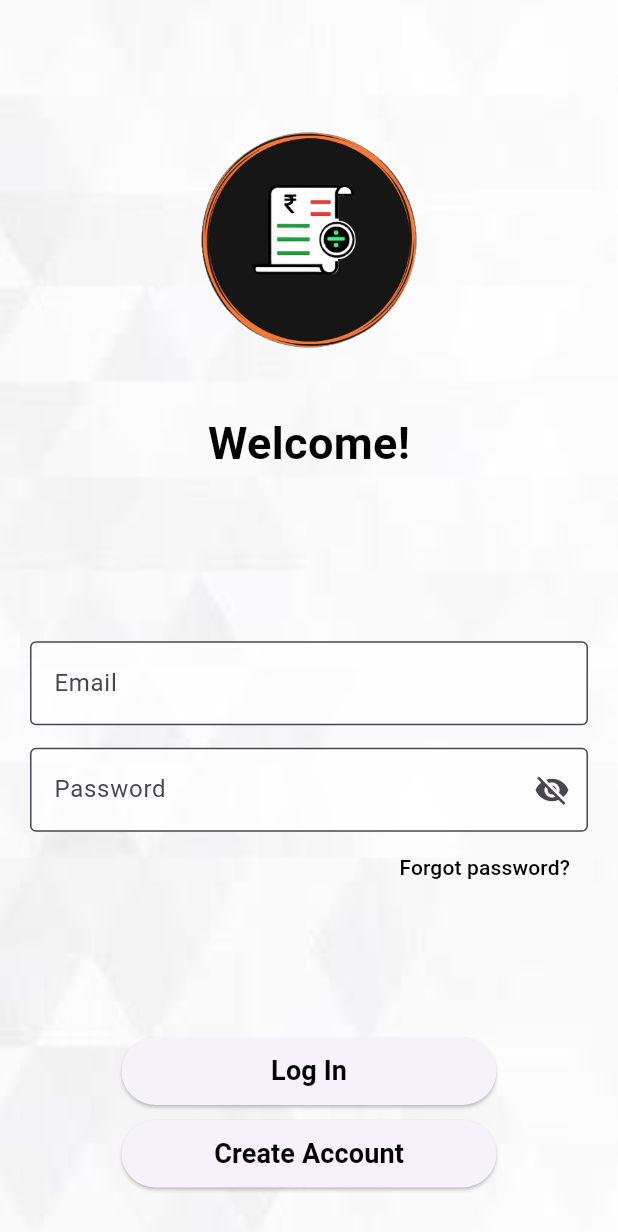
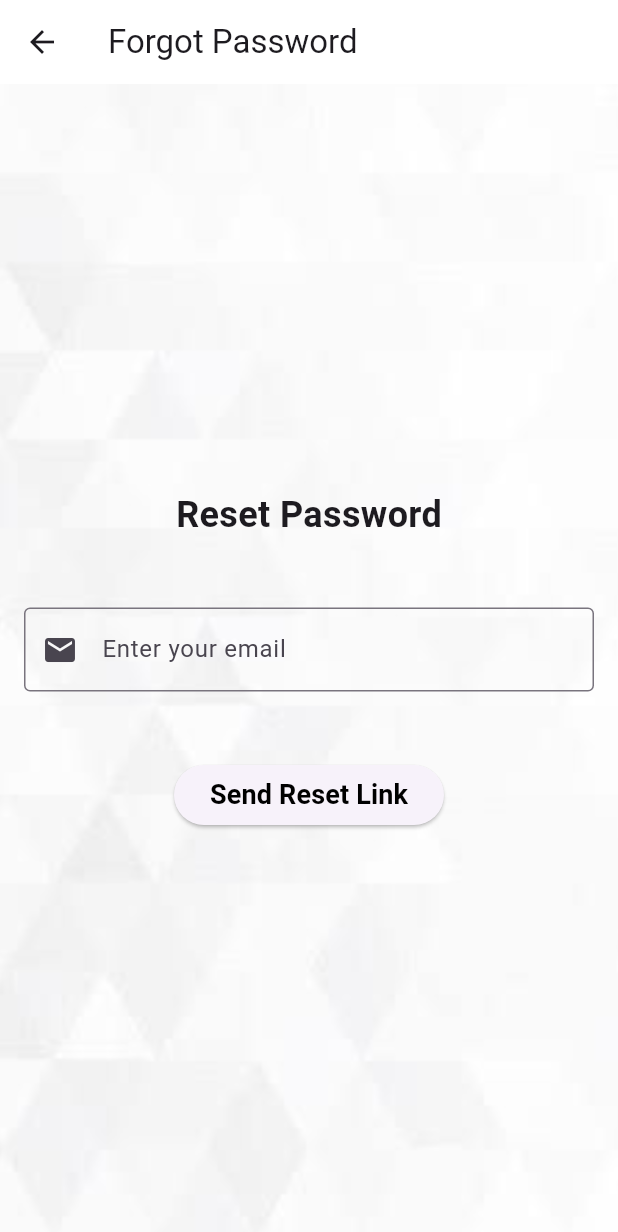
Before and after one commit to rutviknakum/we_spilit, a Flutter app: the screen it shows after launch, after a tap on "Forgot password?", on a phone screen of 412 x 824 dp. Shown: the top 1232 px of the screen. Run offline on Flutter 3.47's test engine with Material 3 defaults, Android fonts, the phone set to English and light mode, and no system bars; our stand-ins replace cloud_firestore, firebase_auth, firebase_core, google_sign_in; missing offline and left inert: fuzzy; accounts and stored records are empty.

Commit message:
add resetpassword page

```diff
--- /dev/null
+++ b/lib/Screen/ForgotPasswordScreen.dart
@@ -0,0 +1,118 @@
+import 'package:flutter/material.dart';
+import 'package:firebase_auth/firebase_auth.dart';
+
+class ForgotPasswordScreen extends StatefulWidget {
+  const ForgotPasswordScreen({Key? key}) : super(key: key);
+
+  @override
+  _ForgotPasswordScreenState createState() => _ForgotPasswordScreenState();
+}
+
+class _ForgotPasswordScreenState extends State<ForgotPasswordScreen> {
+  final _emailController = TextEditingController();
+  final _formKey = GlobalKey<FormState>();
+  bool _isSubmitting = false;
+
+  // Function to send password reset email using Firebase Auth
+  Future<void> _resetPassword(String email) async {
+    setState(() {
+      _isSubmitting = true;
+    });
+
+    try {
+      await FirebaseAuth.instance.sendPasswordResetEmail(email: email);
+      ScaffoldMessenger.of(context).showSnackBar(
+        const SnackBar(content: Text('Password reset email sent!')),
+      );
+    } catch (e) {
+      ScaffoldMessenger.of(context).showSnackBar(
+        SnackBar(content: Text('Error: ${e.toString()}')),
+      );
+    } finally {
+      setState(() {
+        _isSubmitting = false;
+      });
+    }
+  }
+
+  @override
+  Widget build(BuildContext context) {
+    return Scaffold(
+      appBar: AppBar(
+        title: const Text('Forgot Password'),
+        backgroundColor: Colors.white,
+      ),
+      body: Stack(
+        fit: StackFit.expand,
+        children: [
+          Image.asset(
+            'asset/background.jpeg', // Your app background image
+            fit: BoxFit.cover,
+          ),
+          Center(
+            child: Padding(
+              padding: const EdgeInsets.all(16.0),
+              child: Form(
+                key: _formKey,
+                child: Column(
+                  mainAxisAlignment: MainAxisAlignment.center,
+                  children: [
+                    const Text(
+                      'Reset Password',
+                      style: TextStyle(
+                        fontSize: 24,
+                        fontWeight: FontWeight.bold,
+                      ),
+                    ),
+                    const SizedBox(height: 45),
+                    TextFormField(
+                      controller: _emailController,
+                      decoration: const InputDecoration(
+                        labelText: 'Enter your email',
+                        border: OutlineInputBorder(),
+                        prefixIcon: Icon(Icons.email),
+                      ),
+                      keyboardType: TextInputType.emailAddress,
+                      validator: (value) {
+                        if (value == null || value.isEmpty) {
+                          return 'Please enter your email';
+                        }
+                        if (!RegExp(r'^[^@]+@[^@]+\.[^@]+').hasMatch(value)) {
+                          return 'Enter a valid email';
+                        }
+                        return null;
+                      },
+                    ),
+                    const SizedBox(height: 45),
+                    _isSubmitting
+                        ? const CircularProgressIndicator()
+                        : ElevatedButton(
+                            onPressed: () {
+                              if (_formKey.currentState?.validate() ?? false) {
+                                _resetPassword(_emailController.text);
+                              }
+                            },
+                            child: const Text(
+                              'Send Reset Link',
+                              style: TextStyle(
+                                  fontSize: 18,
+                                  fontWeight: FontWeight.bold,
+                                  color: Colors.black),
+                            ),
+                          ),
+                  ],
+                ),
+              ),
+            ),
+          ),
+        ],
+      ),
+    );
+  }
+
+  @override
+  void dispose() {
+    _emailController.dispose();
+    super.dispose();
+  }
+}
--- a/lib/Screen/LoginScreen.dart
+++ b/lib/Screen/LoginScreen.dart
@@ -1,6 +1,7 @@
 import 'package:flutter/material.dart';
 import 'package:provider/provider.dart';
 import 'package:we_spilit/Screen/CreateAccount.dart';
+import 'package:we_spilit/Screen/ForgotPasswordScreen.dart';
 import 'package:we_spilit/provider/auth_provider.dart';
 
 class LoginScreen extends StatefulWidget {
@@ -154,12 +155,12 @@ class _LoginScreenState extends State<LoginScreen> {
                               alignment: Alignment.centerRight,
                               child: TextButton(
                                 onPressed: () {
-                                  if (emailController.text.isNotEmpty) {
-                                    context
-                                        .read<AuthenticateProvider>()
-                                        .resetPassword(
-                                            email: emailController.text);
-                                  }
+                                  Navigator.push(
+                                    context,
+                                    MaterialPageRoute(
+                                        builder: (context) =>
+                                            const ForgotPasswordScreen()),
+                                  );
                                 },
                                 child: const Text(
                                   'Forgot password?',
```
